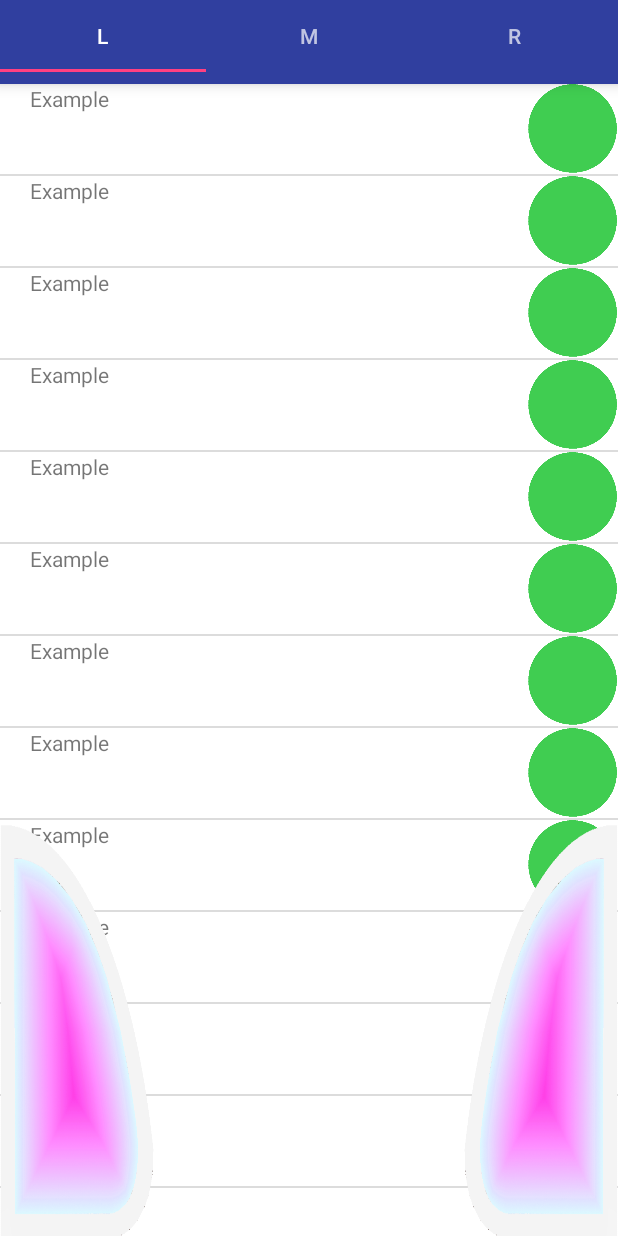
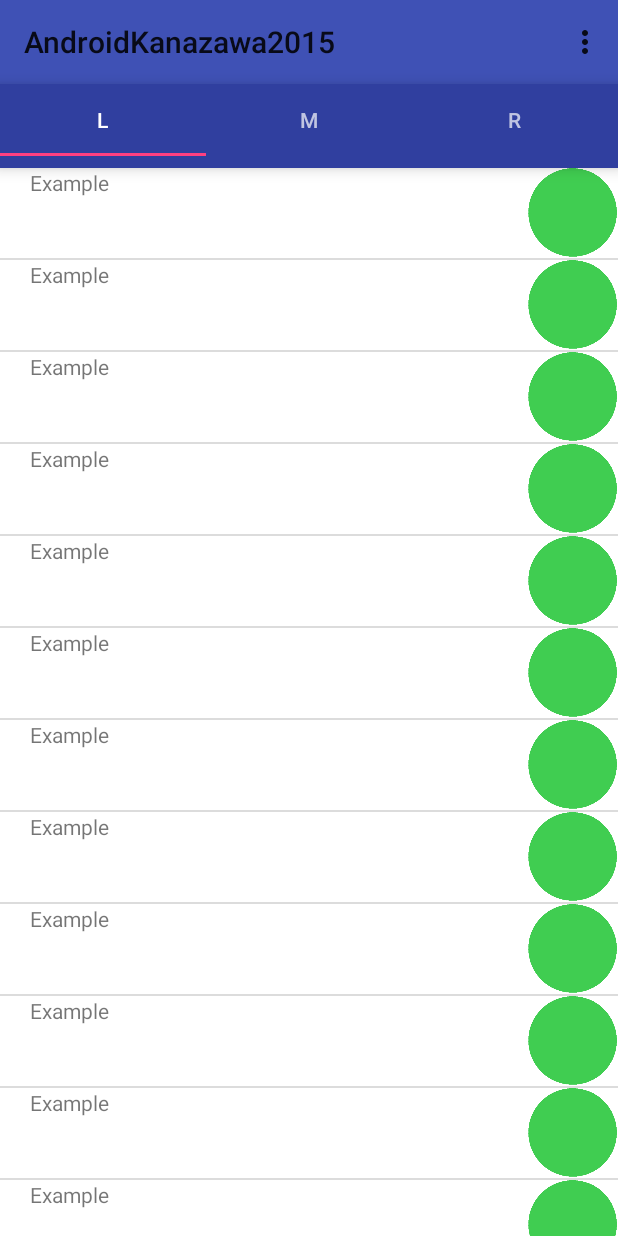
Before and after one commit to higamasa/MawaRoute, an Android app: the screen it shows after launch (MainActivity), on a phone screen of 412 x 824 dp. Run offline under Robolectric (Android 15) with nearby library versions, the phone set to English and light mode, and no system bars; 12 statements that could not run were skipped.

Commit message:
設定用の新しいアクティビティとそのレイアウトとクラスを生成

```diff
--- a/AndroidKanazawa2015/app/src/main/AndroidManifest.xml
+++ b/AndroidKanazawa2015/app/src/main/AndroidManifest.xml
@@ -22,6 +22,10 @@
                 <category android:name="android.intent.category.LAUNCHER" />
             </intent-filter>
         </activity>
+        <activity
+            android:name=".range_category_settings"
+            android:label="@string/app_name" >
+        </activity>
     </application>
     <!-- GoogleMap_APIに必要なパーミッション群-->
     <permission
--- a/AndroidKanazawa2015/app/src/main/java/com/example/owner_pc/androidkanazawa2015/MainActivity.java
+++ b/AndroidKanazawa2015/app/src/main/java/com/example/owner_pc/androidkanazawa2015/MainActivity.java
@@ -1,6 +1,8 @@
 package com.example.owner_pc.androidkanazawa2015;
 
+import android.app.VoiceInteractor;
 import android.content.Context;
+import android.content.Intent;
 import android.content.pm.PackageManager;
 import android.location.Criteria;
 import android.location.Location;
@@ -10,7 +12,13 @@ import android.support.design.widget.TabLayout;
 import android.support.v4.app.ActivityCompat;
 import android.support.v4.view.ViewPager;
 import android.support.v7.app.AppCompatActivity;
+import android.support.v7.widget.SearchView;
+import android.support.v7.widget.Toolbar;
 import android.util.Log;
+import android.view.Menu;
+import android.view.MenuItem;
+import android.view.Window;
+import android.view.WindowManager;
 import android.widget.ImageButton;
 
 import com.example.owner_pc.androidkanazawa2015.gnavi.AsyncTaskCallbacks;
@@ -18,29 +26,39 @@ import com.example.owner_pc.androidkanazawa2015.gnavi.GnaviCtrl;
 import com.example.owner_pc.androidkanazawa2015.gnavi.Position;
 import com.example.owner_pc.androidkanazawa2015.gnavi.ShopCtrl;
 
-public class MainActivity extends AppCompatActivity implements AsyncTaskCallbacks, ViewPager.OnPageChangeListener{
+public class MainActivity extends AppCompatActivity implements AsyncTaskCallbacks, ViewPager.OnPageChangeListener {
 
+    private Toolbar toolbar = null;
+    private SearchView mSearchView = null;
+    private Menu menu = null;
     private GnaviCtrl gnaviCtrl = new GnaviCtrl(this, this);
     private SettingButton settingButton = new SettingButton(this);
-    private double latitude  = 36.594682;
+    private double latitude = 36.594682;
     private double longitude = 136.625573;
 
     @Override
     protected void onCreate(Bundle savedInstanceState) {
         super.onCreate(savedInstanceState);
         setContentView(R.layout.activity_main);
+
         //位置情報の読み込み
         //getLocation();
         Position position = new Position(latitude, longitude);
         //ぐるナビの読み込み
         gnaviCtrl.execute(position);
+        //final ListView listView = (ListView)findViewById(R.id.list);
 
-        //final ListView listView = (ListView)findViewById(R.id.list);
+        // ツールバー配置
+        toolbar = (Toolbar) findViewById(R.id.tool_bar);
+        setSupportActionBar(toolbar);
+        toolbar.inflateMenu(R.menu.search);
+        //menu = (Menu)toolbar.getMenu().findItem(R.id.action_settings).getActionView();
+        search();
     }
 
     //ぐるナビ読み込み完了
     @Override
-    public void onTaskFinished(){
+    public void onTaskFinished() {
         //TabとSwipeの読み込み
         ViewPager viewPager = (ViewPager) findViewById(R.id.viewpager);
         viewPager.setAdapter(new MainFragmentPagerAdapter(getSupportFragmentManager()
@@ -50,12 +68,12 @@ public class MainActivity extends AppCompatActivity implements AsyncTaskCallback
         tabLayout.setupWithViewPager(viewPager);
 
         //ボタンの表示
-        settingButton.onDrawButton();
+        //settingButton.onDrawButton();
     }
 
     //ぐるナビ読み込み失敗
     @Override
-    public void onTaskCancelled(){
+    public void onTaskCancelled() {
 
     }
 
@@ -66,8 +84,7 @@ public class MainActivity extends AppCompatActivity implements AsyncTaskCallback
         Log.v("ActivityMain", "onPause()");
 
         // "プログレスダイアログ表示（シンプル）" のスレッド、プログレスダイアログが存在する場合
-        if (this.gnaviCtrl != null &&
-                this.gnaviCtrl.progressDialog != null) {
+        if (this.gnaviCtrl != null && this.gnaviCtrl.progressDialog != null) {
 
             Log.v("DialogShowing", String.valueOf(this.gnaviCtrl.progressDialog.isShowing()));
 
@@ -87,10 +104,10 @@ public class MainActivity extends AppCompatActivity implements AsyncTaskCallback
 
     @Override
     public void onPageSelected(int position) {
-        Log.d("MainActivity", "onPageSelected() position="+position);
+        Log.d("MainActivity", "onPageSelected() position=" + position);
         ImageButton rightButton = settingButton.getRightButton();
-        ImageButton leftButton  = settingButton.getLeftButton();
-        if(rightButton != null && leftButton != null) {
+        ImageButton leftButton = settingButton.getLeftButton();
+        if (rightButton != null && leftButton != null) {
             if (position == 1) {
                 //マップ画面時透過(灰色重ねる)
                 rightButton.setEnabled(false);
@@ -145,4 +162,45 @@ public class MainActivity extends AppCompatActivity implements AsyncTaskCallback
         this.longitude = location.getLongitude();
     }
 
+    @Override
+    public boolean onCreateOptionsMenu(Menu menu) {
+        // Inflate the menu; this adds items to the action bar if it is present.
+        getMenuInflater().inflate(R.menu.menu_main, menu);
+        return true;
     }
+
+
+    @Override
+    public boolean onOptionsItemSelected(MenuItem item) {
+        // Handle action bar item clicks here. The action bar will
+        // automatically handle clicks on the Home/Up button, so long
+        // as you specify a parent activity in AndroidManifest.xml.
+        int id = item.getItemId();
+
+        //noinspection SimplifiableIfStatement
+        if (id == R.id.action_settings) {
+            Intent intent = new Intent();
+            intent.setClassName("com.example.owner_pc.androidkanazawa2015", "com.example.owner_pc.androidkanazawa2015.range_category_settings");
+            startActivity(intent);
+            return true;
+        }
+
+        return super.onOptionsItemSelected(item);
+    }
+
+    public void search(){
+        mSearchView = (SearchView) toolbar.getMenu().findItem(R.id.menu_search).getActionView();
+        mSearchView.setOnQueryTextListener(new SearchView.OnQueryTextListener() {
+            @Override
+            public boolean onQueryTextSubmit(String s) {
+                return false;
+            }
+
+            @Override
+            public boolean onQueryTextChange(String s) {
+                return false;
+            }
+        });
+    }
+
+}
--- a/AndroidKanazawa2015/app/src/main/res/layout/activity_main.xml
+++ b/AndroidKanazawa2015/app/src/main/res/layout/activity_main.xml
@@ -5,7 +5,8 @@
     android:layout_width="match_parent"
     android:layout_height="match_parent"
     android:fitsSystemWindows="true"
-    tools:context="com.example.owner_pc.androidkanazawa2015.MainActivity">
+    tools:context="com.example.owner_pc.androidkanazawa2015.MainActivity"
+    android:id="@+id/activity">
 
     <include layout="@layout/content_main" />
 
--- a/AndroidKanazawa2015/app/src/main/res/layout/content_main.xml
+++ b/AndroidKanazawa2015/app/src/main/res/layout/content_main.xml
@@ -8,6 +8,16 @@
     tools:context="com.example.owner_pc.androidkanazawa2015.MainActivity"
     tools:showIn="@layout/activity_main">
 
+    <android.support.v7.widget.Toolbar
+        android:id="@+id/tool_bar"
+        android:layout_height="wrap_content"
+        android:layout_width="match_parent"
+        android:theme="@style/ThemeOverlay.AppCompat.ActionBar"
+        android:minHeight="?attr/actionBarSize"
+        android:background="?attr/colorPrimary">
+
+    </android.support.v7.widget.Toolbar>
+
     <android.support.design.widget.TabLayout
         android:id="@+id/tab_layout"
         android:layout_width="match_parent"
@@ -15,20 +25,23 @@
         android:background="@color/colorPrimaryDark"
         android:elevation="6dp"
         android:minHeight="?attr/actionBarSize"
-        android:theme="@style/AppTheme.AppBarOverlay"/>
+        android:theme="@style/AppTheme.AppBarOverlay"
+        android:layout_below="@+id/tool_bar"
+        android:layout_toRightOf="@+id/left_button"
+        android:layout_toEndOf="@+id/left_button" />
 
     <android.support.v4.view.ViewPager
         android:id="@+id/viewpager"
         android:layout_width="match_parent"
         android:layout_height="fill_parent"
-        android:layout_below="@+id/tab_layout"/>
+        android:layout_below="@+id/tab_layout" />
 
     <ImageButton
         android:id="@+id/right_button"
         android:layout_width="wrap_content"
         android:layout_height="wrap_content"
+        android:layout_alignParentBottom="true"
         android:layout_alignParentRight="true"
-        android:layout_alignParentBottom="true"
         android:background="@null"
         android:scaleType="fitXY" />
 
@@ -36,8 +49,10 @@
         android:id="@+id/left_button"
         android:layout_width="wrap_content"
         android:layout_height="wrap_content"
+        android:layout_alignParentBottom="true"
         android:layout_alignParentLeft="true"
-        android:layout_alignParentBottom="true"
         android:background="@null"
         android:scaleType="fitXY" />
+
+
 </RelativeLayout>
--- a/AndroidKanazawa2015/app/src/main/res/layout/search_popup.xml
+++ b/AndroidKanazawa2015/app/src/main/res/layout/search_popup.xml
@@ -5,7 +5,8 @@
 
     <SearchView
         android:layout_width="match_parent"
-        android:layout_height="wrap_content">
+        android:layout_height="wrap_content"
+        android:id="@+id/search">
     </SearchView>
 
 </FrameLayout>
--- a/AndroidKanazawa2015/app/src/main/res/menu/menu_main.xml
+++ b/AndroidKanazawa2015/app/src/main/res/menu/menu_main.xml
@@ -2,9 +2,11 @@
     xmlns:app="http://schemas.android.com/apk/res-auto"
     xmlns:tools="http://schemas.android.com/tools"
     tools:context="com.example.owner_pc.androidkanazawa2015.MainActivity">
+
     <item
         android:id="@+id/action_settings"
+        android:title="@string/action_settings"
         android:orderInCategory="100"
-        android:title="@string/action_settings"
         app:showAsAction="never" />
+
 </menu>
--- a/AndroidKanazawa2015/app/src/main/res/values/strings.xml
+++ b/AndroidKanazawa2015/app/src/main/res/values/strings.xml
@@ -1,4 +1,4 @@
 <resources>
     <string name="app_name">AndroidKanazawa2015</string>
-    <string name="action_settings">Settings</string>
+    <string name="action_settings">絞り込み設定</string>
 </resources>
```
Also changed, not shown: AndroidKanazawa2015/app/src/main/java/com/example/owner_pc/androidkanazawa2015/SettingButton.java (+41 -3 lines). Lines whose indentation alone changed are shown as unchanged.
